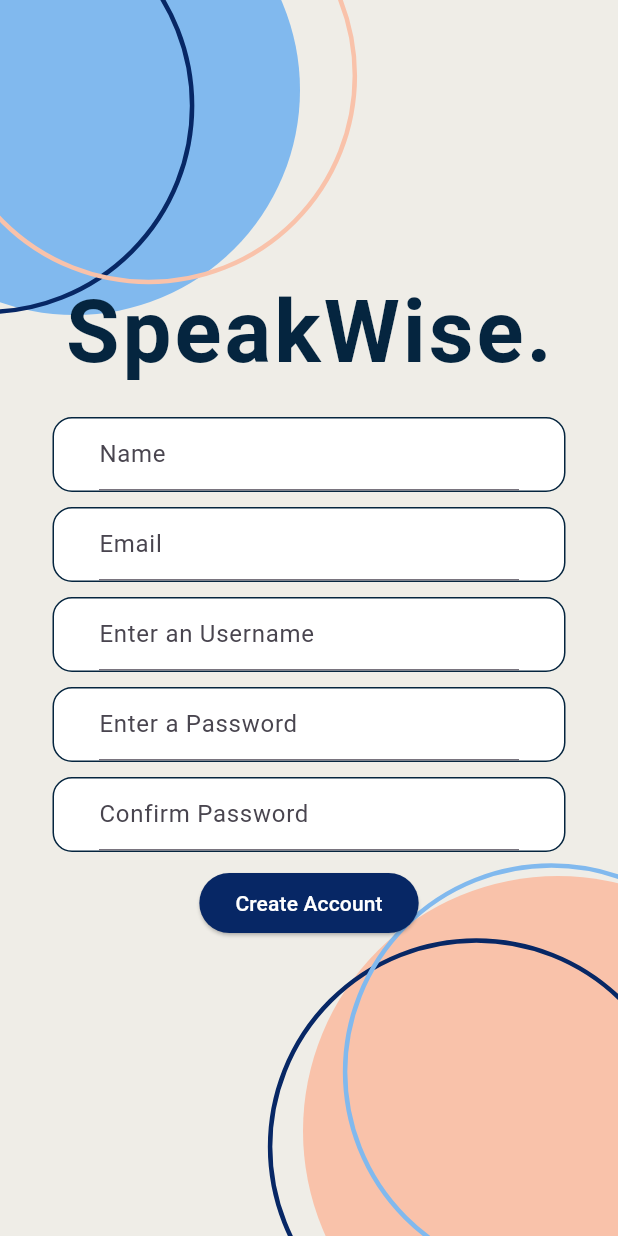
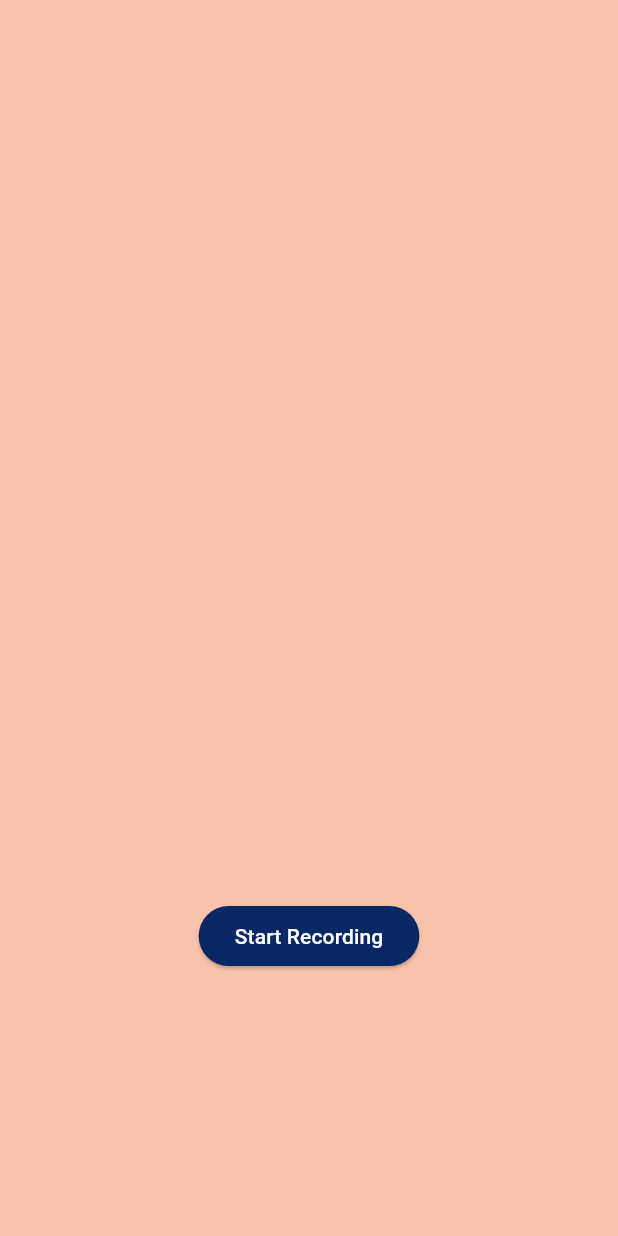
Before and after one commit to acm-projects/SpeakWise, a Flutter app: the screen it shows after launch, on a phone screen of 412 x 824 dp. Run offline on Flutter 3.47's test engine with Material 3 defaults, Android fonts, the phone set to English and light mode, and no system bars; our stand-ins replace cloud_firestore, firebase_auth; accounts and stored records are empty; Roboto replaces fonts that are missing (Baloo).

Commit message:
homePage and QuestionPage

```diff
--- a/speakwise/lib/main.dart
+++ b/speakwise/lib/main.dart
@@ -4,15 +4,13 @@ import 'package:cloud_firestore/cloud_firestore.dart';
 import 'package:flutter/services.dart';
 import 'package:speakwise/screens/createAccount/createAccountPage.dart';
 import 'package:speakwise/screens/LoginPage/LoginPage.dart';
-
+import 'package:speakwise/screens/homePage.dart';
 import 'package:speakwise/constants/colors.dart';
-
+import 'package:speakwise/screens/questionCard/QuestionPage.dart';
 
 void main() {
   runApp(const MyApp());
 }
-
-
 
  class MyApp extends StatelessWidget {
   const MyApp({super.key});
@@ -23,8 +21,8 @@ void main() {
   SystemChrome.setSystemUIOverlayStyle(SystemUiOverlayStyle(statusBarColor: whitishBg));
   return MaterialApp(
     debugShowCheckedModeBanner: false,
-    title: 'First Page',
-    home: createAccount(), //change to createAccountPage
+    //home: createAccount(), //change to createAccountPage
+    home: QuestionPage(),
   );
   }
 }
--- a/speakwise/lib/screens/LoginPage/LoginPage.dart
+++ b/speakwise/lib/screens/LoginPage/LoginPage.dart
@@ -142,8 +142,8 @@ class LoginAccount extends StatelessWidget {
               String password = password_T.text;
 
 
-              print('Name: $username');
-              print('Email: $password');
+              print('UserName: $username');
+              print('password: $password');
 
             },
 
--- a/speakwise/lib/screens/createAccount/createAccountPage.dart
+++ b/speakwise/lib/screens/createAccount/createAccountPage.dart
@@ -1,5 +1,6 @@
 import 'package:flutter/material.dart';
 import 'package:speakwise/constants/colors.dart';
+import 'package:speakwise/screens/LoginPage/LoginPage.dart';
 
 
  void main() {
@@ -9,6 +10,7 @@ import 'package:speakwise/constants/colors.dart';
     ),
     debugShowCheckedModeBanner: false,
     home: createAccount(),
+
 
   ));
 }
@@ -118,7 +120,7 @@ class createAccount extends StatelessWidget {
 
           SizedBox(height: 10),
             Padding(
-            padding: const EdgeInsets.symmetric(horizontal: 35.0),              //width: 300,
+            padding: const EdgeInsets.symmetric(horizontal: 35.0),
               child: Container(
                 padding: EdgeInsets.symmetric(horizontal: 30),
                 decoration: BoxDecoration(
@@ -136,7 +138,7 @@ class createAccount extends StatelessWidget {
 
           SizedBox(height: 10),
             Padding(
-            padding: const EdgeInsets.symmetric(horizontal: 35.0),              //width: 300,
+            padding: const EdgeInsets.symmetric(horizontal: 35.0),
               child: Container(
               padding: EdgeInsets.symmetric(horizontal: 30),
               decoration: BoxDecoration(
@@ -154,7 +156,7 @@ class createAccount extends StatelessWidget {
 
          SizedBox(height: 10),
             Padding(
-            padding: const EdgeInsets.symmetric(horizontal: 35.0),              //width: 300,
+            padding: const EdgeInsets.symmetric(horizontal: 35.0),
               child: Container(
                 padding: EdgeInsets.symmetric(horizontal: 30),
                 decoration: BoxDecoration(
@@ -174,7 +176,7 @@ class createAccount extends StatelessWidget {
 ////////////////////////////////
           SizedBox(height: 10),
             Padding(
-            padding: const EdgeInsets.symmetric(horizontal: 35.0),              //width: 300,
+            padding: const EdgeInsets.symmetric(horizontal: 35.0),
               child: Container(
                 padding: EdgeInsets.symmetric(horizontal: 30),
                 decoration: BoxDecoration(
--- /dev/null
+++ b/speakwise/lib/screens/questionCard/QuestionPage.dart
@@ -0,0 +1,58 @@
+import 'package:flutter/material.dart';
+import 'package:speakwise/constants/colors.dart';
+
+
+ void main() {
+  runApp(MaterialApp(
+    theme: ThemeData(
+     // primaryColor: Colors.purple
+    ),
+    debugShowCheckedModeBanner: false,
+    home: QuestionPage(),
+
+
+  ));
+}
+
+class QuestionPage extends StatelessWidget {
+  @override
+
+  Widget build(BuildContext context) {
+    return SafeArea(
+      child: Scaffold(
+
+        resizeToAvoidBottomInset: false,
+        backgroundColor: pinkish,
+body: Stack (
+         children: [
+          Center(
+           child: Column(
+         mainAxisAlignment: MainAxisAlignment.start,
+          children: <Widget>[
+         SizedBox(height: 600),
+            ElevatedButton(
+
+            onPressed: () {
+              print('button clicked');
+            },
+
+            child: Text('Start Recording',
+              style: TextStyle(color: Colors.white) ),
+               style: ElevatedButton.styleFrom(
+                backgroundColor: darkBlueLogoColor
+
+               )
+
+
+            ),
+          ]
+           )
+          )
+         ]
+)
+
+      ),
+    );
+  }
+
+}
--- a/speakwise/pubspec.yaml
+++ b/speakwise/pubspec.yaml
@@ -35,6 +35,8 @@ dependencies:
   # The following adds the Cupertino Icons font to your application.
   # Use with the CupertinoIcons class for iOS style icons.
   cupertino_icons: ^1.0.2
+  flutter_swipable:
+
   firebase_auth: ^4.17.4
   cloud_firestore: ^4.15.5
 
```
Also changed, not shown: speakwise/lib/screens/homePage.dart (added, +189 -0 lines), speakwise/pubspec.lock.
